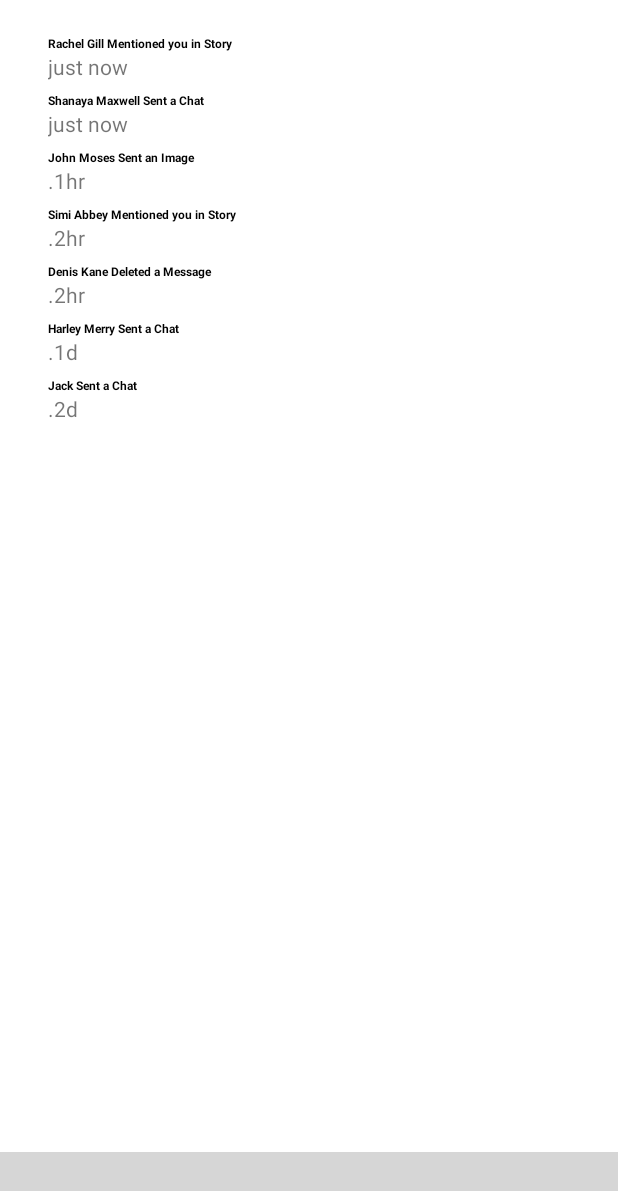
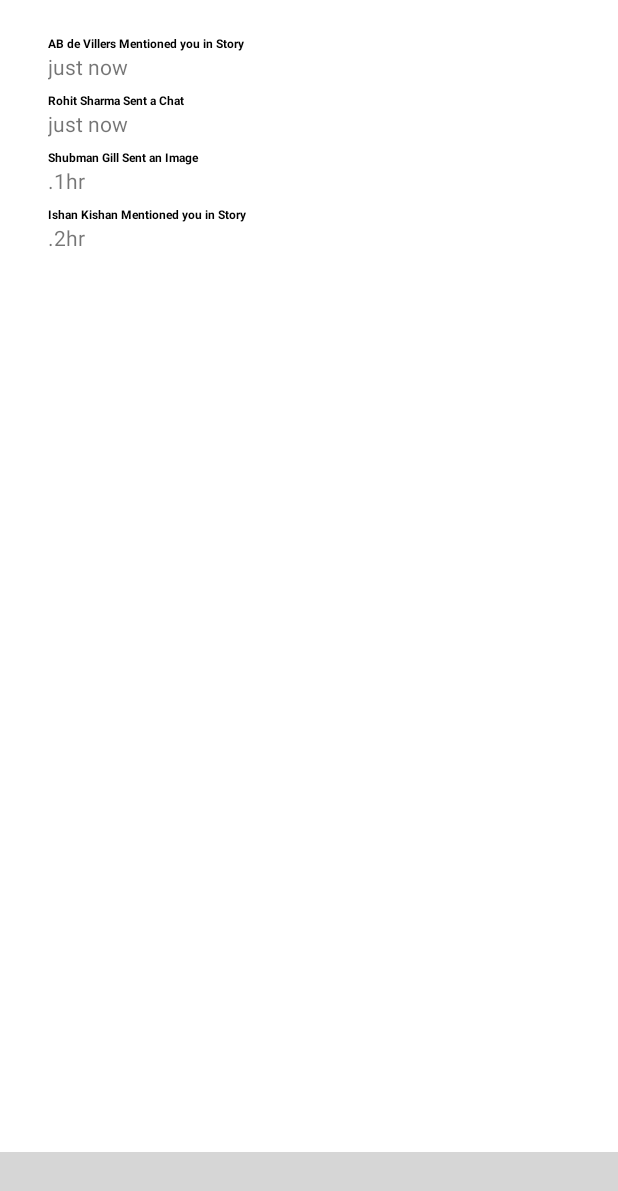
Before and after one commit to Kcode15/Social_Media_App, an Android app: the fragment Notification2Fragment placed in its activity, on a phone screen of 412 x 824 dp. Shown: the top 1191 px of the screen. Run offline under Robolectric (Android 15) with nearby library versions, the phone set to English and light mode, and no system bars; our stand-ins replace CircleImageView; libraries missing offline, so code that uses them is left out: com.iammert.library; plain views replace ReadableBottomBar; 2 statements that could not run were skipped; grey boxes are pictures that could not be loaded.

Commit message:
4th commit by khushi

```diff
--- a/app/src/main/java/com/example/socialmediaapp/Adapter/NotificationAdapter.java
+++ b/app/src/main/java/com/example/socialmediaapp/Adapter/NotificationAdapter.java
@@ -1,6 +1,7 @@
 package com.example.socialmediaapp.Adapter;
 
 import android.content.Context;
+import android.graphics.Color;
 import android.text.Html;
 import android.view.LayoutInflater;
 import android.view.View;
@@ -42,6 +43,7 @@ public class NotificationAdapter extends RecyclerView.Adapter<NotificationAdapte
         holder.profile.setImageResource(model.getProfile());
         holder.notification.setText(HtmlCompat.fromHtml(model.getNotification(), HtmlCompat.FROM_HTML_MODE_LEGACY));
         holder.time.setText(model.getTime());
+        holder.notification.setTextColor(Color.parseColor("FFFFFF"));
     }
 
     @Override
--- a/app/src/main/java/com/example/socialmediaapp/Fragment/Notification2Fragment.java
+++ b/app/src/main/java/com/example/socialmediaapp/Fragment/Notification2Fragment.java
@@ -38,13 +38,10 @@ public class Notification2Fragment extends Fragment {
         recyclerView = view.findViewById(R.id.notification2RV);
         list = new ArrayList<>();
 
-        list.add(new NotificationModel(R.drawable.rachel, "<b>Rachel Gill</b> Mentioned you in Story", "just now"));
-        list.add(new NotificationModel(R.drawable.shanaya, "<b>Shanaya Maxwell</b> Sent a Chat", "just now"));
-        list.add(new NotificationModel(R.drawable.john, "<b>John Moses</b> Sent an Image", ".1hr"));
-        list.add(new NotificationModel(R.drawable.simi, "<b>Simi Abbey</b> Mentioned you in Story", ".2hr"));
-        list.add(new NotificationModel(R.drawable.profile, "<b>Denis Kane</b> Deleted a Message", ".2hr"));
-        list.add(new NotificationModel(R.drawable.extra1, "<b>Harley Merry</b> Sent a Chat", ".1d"));
-        list.add(new NotificationModel(R.drawable.extra2, "<b>Jack</b> Sent a Chat", ".2d"));
+        list.add(new NotificationModel(R.drawable.ab, "<b>AB de Villers</b> Mentioned you in Story", "just now"));
+        list.add(new NotificationModel(R.drawable.rohit2, "<b>Rohit Sharma</b> Sent a Chat", "just now"));
+        list.add(new NotificationModel(R.drawable.shubman, "<b>Shubman Gill</b> Sent an Image", ".1hr"));
+        list.add(new NotificationModel(R.drawable.ishan, "<b>Ishan Kishan</b> Mentioned you in Story", ".2hr"));
 
         NotificationAdapter adapter = new NotificationAdapter(list, getContext());
         LinearLayoutManager linearLayoutManager = new LinearLayoutManager(getContext(), LinearLayoutManager.VERTICAL, false);
--- a/app/src/main/java/com/example/socialmediaapp/Fragment/ProfileFragment.java
+++ b/app/src/main/java/com/example/socialmediaapp/Fragment/ProfileFragment.java
@@ -61,10 +61,8 @@ public class ProfileFragment extends Fragment {
 
     @SuppressLint("MissingInflatedId")
     @Override
-    public View onCreateView(LayoutInflater inflater, ViewGroup container,
-                             Bundle savedInstanceState) {
-        // Inflate the layout for this fragment
-//        View view = inflater.inflate(R.layout.fragment_profile, container, false);
+    public View onCreateView(LayoutInflater inflater, ViewGroup container, Bundle savedInstanceState) {
+
         binding=FragmentProfileBinding.inflate(inflater,container,false);
 
         list = new ArrayList<>();
--- a/app/src/main/java/com/example/socialmediaapp/SignUpActivity.java
+++ b/app/src/main/java/com/example/socialmediaapp/SignUpActivity.java
@@ -52,7 +52,7 @@ public class SignUpActivity extends AppCompatActivity {
                             Toast.makeText(SignUpActivity.this,"User Data Saved",Toast.LENGTH_SHORT).show();
                             if (checkSelfPermission(Manifest.permission.SEND_SMS) == PackageManager.PERMISSION_GRANTED) {
                                 String contactTXT = binding.contactET.getText().toString();
-                                sendSms(contactTXT, "Thank you "+binding.nameET.getText().toString()+ " for registering on BeSocial.");
+                                sendSms(contactTXT, "Thank you "+binding.nameET.getText().toString()+ " for registering on SocialSphere.");
                             } else {
                                 requestSmsPermission();
                             }
```
Also changed, not shown: app/src/main/res/drawable/ishan.jpg (added), app/src/main/res/drawable/shubman.jpg (added).
